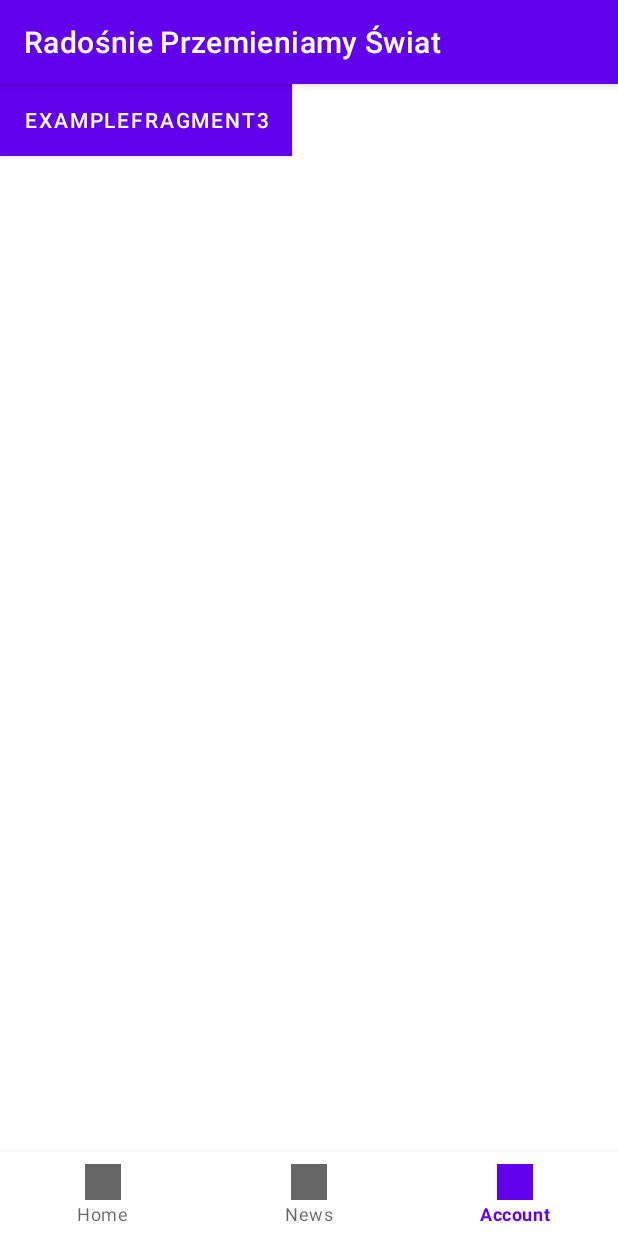
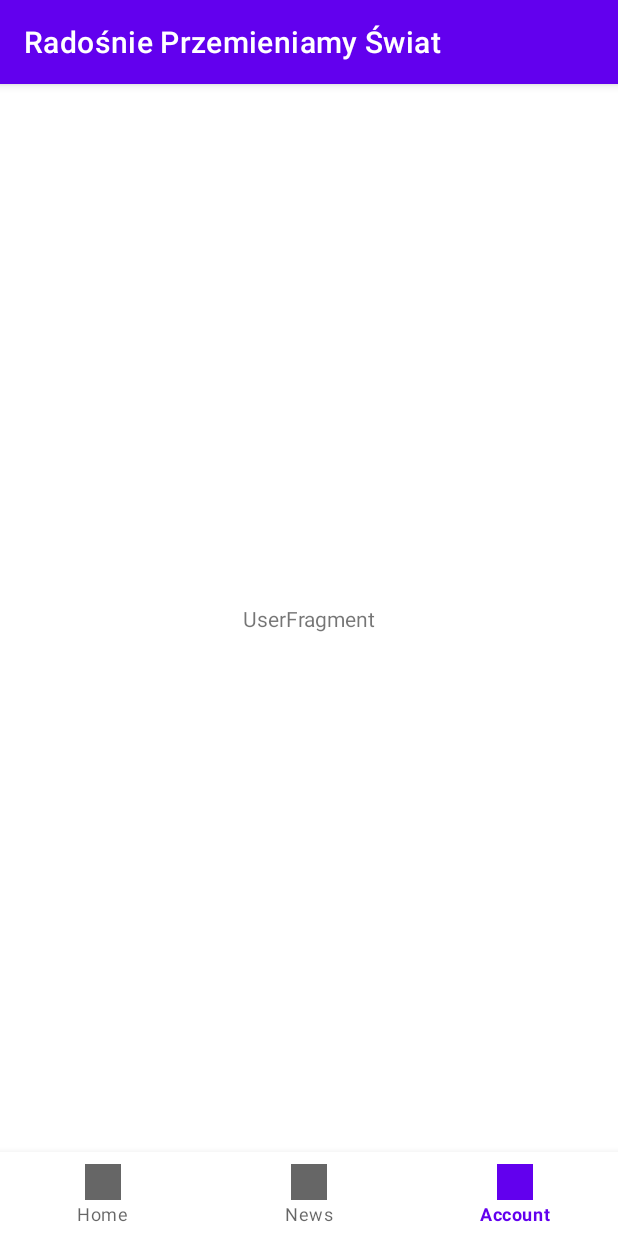
Before and after one commit to DamianSamek/radosnie_przemieniamy_swiat, an Android app: the screen it shows after launch (MainActivity), item 3 of the bottom bar chosen, on a phone screen of 412 x 824 dp. Run offline under Robolectric (Android 15) with nearby library versions, the phone set to English and light mode, and no system bars; our stand-ins replace navigation-ui; libraries missing offline, so code that uses them is left out: androidx.databinding.library; 1 statement that could not run was skipped.

Commit message:
Setup MVVM architecture

```diff
--- a/frontend/app/src/main/AndroidManifest.xml
+++ b/frontend/app/src/main/AndroidManifest.xml
@@ -9,7 +9,7 @@
         android:roundIcon="@mipmap/ic_launcher_round"
         android:supportsRtl="true"
         android:theme="@style/Theme.RadośniePrzemieniamyŚwiat">
-        <activity android:name=".MainActivity">
+        <activity android:name=".activity.MainActivity">
             <intent-filter>
                 <action android:name="android.intent.action.MAIN" />
 
--- a/frontend/app/src/main/java/com/wsiz/projekt_zespolowy/ExampleFragment3.kt
+++ /dev/null
@@ -1,28 +0,0 @@
-package com.wsiz.projekt_zespolowy
-
-import android.os.Bundle
-import android.view.LayoutInflater
-import android.view.View
-import android.view.ViewGroup
-import androidx.fragment.app.Fragment
-import kotlinx.android.synthetic.main.example_fragment_layout.*
-
-class ExampleFragment3 : Fragment() {
-
-    override fun onCreateView(
-        inflater: LayoutInflater,
-        container: ViewGroup?,
-        savedInstanceState: Bundle?
-    ): View? {
-        return inflater.inflate(R.layout.example_fragment_3_layout, container, false)
-    }
-
-    override fun onViewCreated(view: View, savedInstanceState: Bundle?) {
-        super.onViewCreated(view, savedInstanceState)
-
-        button.setOnClickListener {
-            (activity as MainActivity).getNavController()
-                .navigate(R.id.action_exampleFragment3_to_exampleFragment)
-        }
-    }
-}
--- a/frontend/app/src/main/java/com/wsiz/projekt_zespolowy/MainActivity.kt
+++ b/frontend/app/src/main/java/com/wsiz/projekt_zespolowy/activity/MainActivity.kt
@@ -1,10 +1,11 @@
-package com.wsiz.projekt_zespolowy
+package com.wsiz.projekt_zespolowy.activity
 
 import android.os.Bundle
 import androidx.appcompat.app.AppCompatActivity
 import androidx.navigation.NavController
 import androidx.navigation.fragment.NavHostFragment
 import androidx.navigation.ui.setupWithNavController
+import com.wsiz.projekt_zespolowy.R
 import kotlinx.android.synthetic.main.activity_main.*
 
 class MainActivity : AppCompatActivity() {
--- a/frontend/app/src/main/java/com/wsiz/projekt_zespolowy/ExampleFragment.kt
+++ b/frontend/app/src/main/java/com/wsiz/projekt_zespolowy/fragment/ArticlesFragment.kt
@@ -1,28 +1,23 @@
-package com.wsiz.projekt_zespolowy
+package com.wsiz.projekt_zespolowy.fragment
 
 import android.os.Bundle
 import android.view.LayoutInflater
 import android.view.View
 import android.view.ViewGroup
 import androidx.fragment.app.Fragment
-import kotlinx.android.synthetic.main.example_fragment_layout.*
+import com.wsiz.projekt_zespolowy.R
 
-class ExampleFragment : Fragment() {
+class ArticlesFragment : Fragment() {
 
     override fun onCreateView(
         inflater: LayoutInflater,
         container: ViewGroup?,
         savedInstanceState: Bundle?
     ): View? {
-        return inflater.inflate(R.layout.example_fragment_layout, container, false)
+        return inflater.inflate(R.layout.articles_fragment_layout, container, false)
     }
 
     override fun onViewCreated(view: View, savedInstanceState: Bundle?) {
         super.onViewCreated(view, savedInstanceState)
-
-        button.setOnClickListener {
-            (activity as MainActivity).getNavController()
-                .navigate(R.id.action_exampleFragment_to_exampleFragment2)
-        }
     }
 }
--- /dev/null
+++ b/frontend/app/src/main/java/com/wsiz/projekt_zespolowy/fragment/UserFragment.kt
@@ -0,0 +1,19 @@
+package com.wsiz.projekt_zespolowy.fragment
+
+import android.os.Bundle
+import android.view.LayoutInflater
+import android.view.View
+import android.view.ViewGroup
+import androidx.fragment.app.Fragment
+import com.wsiz.projekt_zespolowy.R
+
+class UserFragment : Fragment() {
+
+    override fun onCreateView(
+        inflater: LayoutInflater,
+        container: ViewGroup?,
+        savedInstanceState: Bundle?
+    ): View? {
+        return inflater.inflate(R.layout.user_fragment_layout, container, false)
+    }
+}
--- /dev/null
+++ b/frontend/app/src/main/java/com/wsiz/projekt_zespolowy/fragment/home/HomeFragment.kt
@@ -0,0 +1,35 @@
+package com.wsiz.projekt_zespolowy.fragment.home
+
+import android.os.Bundle
+import android.view.LayoutInflater
+import android.view.View
+import android.view.ViewGroup
+import androidx.databinding.DataBindingUtil
+import androidx.databinding.library.baseAdapters.BR
+import androidx.fragment.app.Fragment
+import androidx.fragment.app.viewModels
+import com.wsiz.projekt_zespolowy.R
+import com.wsiz.projekt_zespolowy.databinding.HomeFragmentLayoutBinding
+
+class HomeFragment : Fragment() {
+
+    private lateinit var binding: HomeFragmentLayoutBinding
+    private val viewModel: HomeViewModel by viewModels()
+
+    override fun onCreateView(
+        inflater: LayoutInflater,
+        container: ViewGroup?,
+        savedInstanceState: Bundle?
+    ): View? {
+        binding = DataBindingUtil.inflate(inflater, R.layout.home_fragment_layout, container, false)
+        binding.lifecycleOwner = this
+        binding.setVariable(BR.viewModel, viewModel)
+        return binding.root
+    }
+
+    override fun onViewCreated(view: View, savedInstanceState: Bundle?) {
+        super.onViewCreated(view, savedInstanceState)
+
+        binding.viewModel?.changeText()
+    }
+}
--- a/frontend/app/src/main/res/layout/activity_main.xml
+++ b/frontend/app/src/main/res/layout/activity_main.xml
@@ -4,7 +4,7 @@
     xmlns:tools="http://schemas.android.com/tools"
     android:layout_width="match_parent"
     android:layout_height="match_parent"
-    tools:context=".MainActivity">
+    tools:context=".activity.MainActivity">
 
     <androidx.fragment.app.FragmentContainerView
         android:id="@+id/fragmentContainer"
--- a/frontend/app/src/main/res/layout/example_fragment_3_layout.xml
+++ b/frontend/app/src/main/res/layout/articles_fragment_layout.xml
@@ -4,13 +4,12 @@
     android:layout_width="match_parent"
     android:layout_height="match_parent">
 
-    <Button
-        android:id="@+id/button"
+    <TextView
         android:layout_width="wrap_content"
         android:layout_height="wrap_content"
-        android:background="@android:color/black"
-        android:text="ExampleFragment3"
+        android:text="ArticlesFragment"
+        app:layout_constraintBottom_toBottomOf="parent"
+        app:layout_constraintEnd_toEndOf="parent"
         app:layout_constraintStart_toStartOf="parent"
         app:layout_constraintTop_toTopOf="parent" />
-
 </androidx.constraintlayout.widget.ConstraintLayout>
--- a/frontend/app/src/main/res/layout/example_fragment_layout.xml
+++ b/frontend/app/src/main/res/layout/user_fragment_layout.xml
@@ -4,11 +4,13 @@
     android:layout_width="match_parent"
     android:layout_height="match_parent">
 
-    <Button
-        android:id="@+id/button"
+    <TextView
         android:layout_width="wrap_content"
-        android:layout_height="300dp"
-        android:text="Go to ExampleFragment2"
+        android:layout_height="wrap_content"
+        android:text="UserFragment"
         app:layout_constraintBottom_toBottomOf="parent"
-        app:layout_constraintStart_toStartOf="parent" />
+        app:layout_constraintEnd_toEndOf="parent"
+        app:layout_constraintStart_toStartOf="parent"
+        app:layout_constraintTop_toTopOf="parent" />
+
 </androidx.constraintlayout.widget.ConstraintLayout>
--- a/frontend/app/src/main/res/navigation/main_activity_navigation.xml
+++ b/frontend/app/src/main/res/navigation/main_activity_navigation.xml
@@ -7,8 +7,8 @@
 
     <fragment
         android:id="@+id/exampleFragment"
-        android:name="com.wsiz.projekt_zespolowy.ExampleFragment"
-        tools:layout="@layout/example_fragment_layout">
+        android:name="com.wsiz.projekt_zespolowy.fragment.home.HomeFragment"
+        tools:layout="@layout/home_fragment_layout">
 
         <action
             android:id="@+id/action_exampleFragment_to_exampleFragment2"
@@ -21,8 +21,8 @@
 
     <fragment
         android:id="@+id/exampleFragment2"
-        android:name="com.wsiz.projekt_zespolowy.ExampleFragment2"
-        tools:layout="@layout/example_fragment_2_layout">
+        android:name="com.wsiz.projekt_zespolowy.fragment.ArticlesFragment"
+        tools:layout="@layout/articles_fragment_layout">
 
         <action
             android:id="@+id/action_exampleFragment2_to_exampleFragment3"
@@ -36,8 +36,8 @@
 
     <fragment
         android:id="@+id/exampleFragment3"
-        android:name="com.wsiz.projekt_zespolowy.ExampleFragment3"
-        tools:layout="@layout/example_fragment_3_layout">
+        android:name="com.wsiz.projekt_zespolowy.fragment.UserFragment"
+        tools:layout="@layout/add_post_fragment_layout">
 
         <action
             android:id="@+id/action_exampleFragment3_to_exampleFragment"
```
Also changed, not shown: frontend/app/build.gradle (+11 -0 lines), frontend/app/src/main/java/com/wsiz/projekt_zespolowy/fragment/AddPostFragment.kt (renamed from frontend/app/src/main/java/com/wsiz/projekt_zespolowy/ExampleFragment2.kt, +4 -9 lines), frontend/app/src/main/java/com/wsiz/projekt_zespolowy/fragment/home/HomeViewModel.kt (added, +20 -0 lines), frontend/app/src/main/res/layout/add_post_fragment_layout.xml (renamed from frontend/app/src/main/res/layout/example_fragment_2_layout.xml, +4 -4 lines), frontend/app/src/main/res/layout/home_fragment_layout.xml (added, +25 -0 lines).
